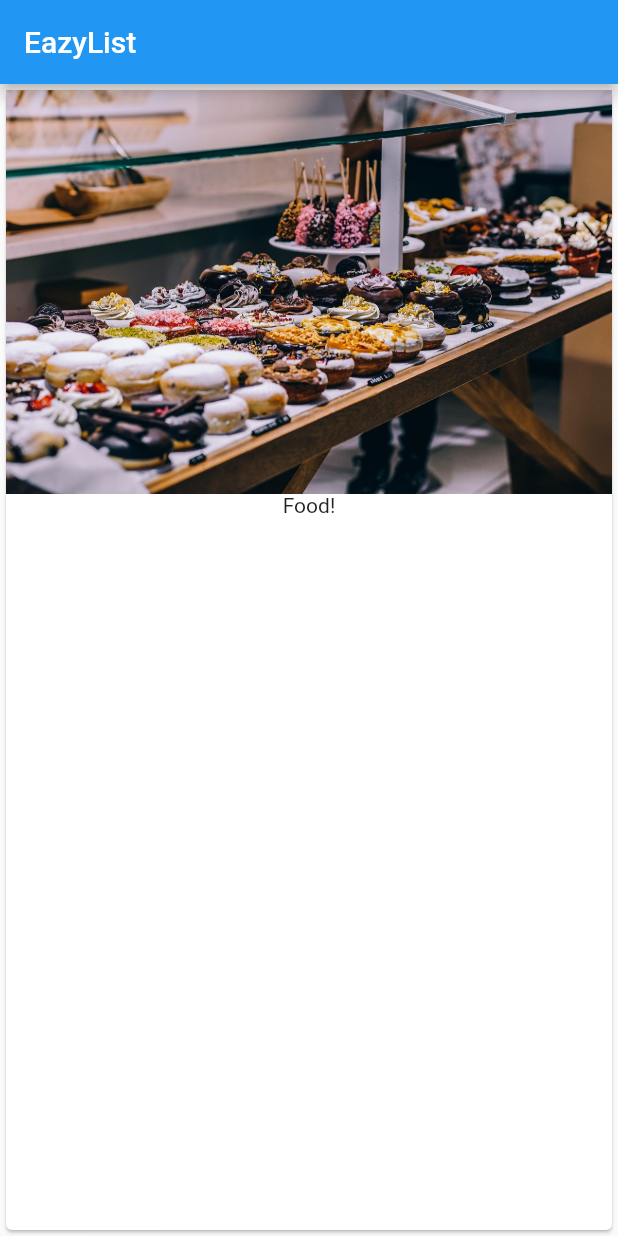
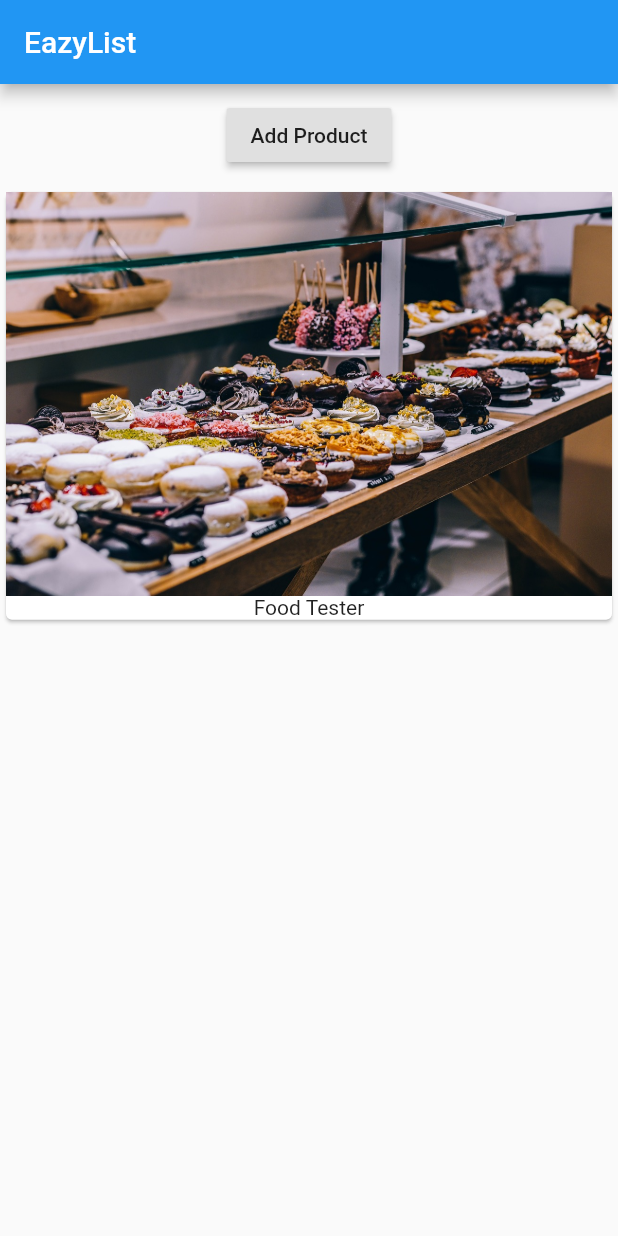
Before and after one commit to kHigasa/flutter_flight, a Flutter app: the screen it shows after launch, on a phone screen of 412 x 824 dp. Run offline on Flutter 3.47's test engine with Material 2 defaults, Android fonts, the phone set to English and light mode, and no system bars.

Commit message:
Fri Mar 29 19:41:35 JST 2019

```diff
--- a/lib/main.dart
+++ b/lib/main.dart
@@ -1,4 +1,6 @@
 import 'package:flutter/material.dart';
+
+import './product_manager.dart';
 
 void main() => runApp(MyApp());
 
@@ -10,11 +12,7 @@ class MyApp extends StatelessWidget {
         appBar: AppBar(
           title: Text('EazyList'),
         ),
-        body: Card(
-          child: Column(
-            children: <Widget>[Image.asset('assets/food.jpg'), Text('Food!')],
-          ),
-        ),
+        body: ProductManager('Food Tester'),
       ),
     );
   }
--- a/lib/product_control.dart
+++ b/lib/product_control.dart
@@ -0,0 +1,18 @@
+import 'package:flutter/material.dart';
+
+class ProductControl extends StatelessWidget {
+  final Function addProduct;
+
+  ProductControl(this.addProduct);
+
+  @override
+  Widget build(BuildContext context) {
+    // TODO: implement build
+    return RaisedButton(
+      onPressed: () {
+        addProduct('Sweets');
+      },
+      child: Text('Add Product'),
+    );
+  }
+}
--- a/lib/product_manager.dart
+++ b/lib/product_manager.dart
@@ -0,0 +1,51 @@
+import 'package:flutter/material.dart';
+
+import './products.dart';
+import './product_control.dart';
+
+class ProductManager extends StatefulWidget {
+  final String startingProduct;
+
+  ProductManager(this.startingProduct);
+
+  @override
+  State<StatefulWidget> createState() {
+    // TODO: implement createState
+    return _ProductManagerState();
+  }
+}
+
+class _ProductManagerState extends State<ProductManager> {
+  List<String> _products = [];
+
+  @override
+  void initState() {
+    super.initState();
+    _products.add(widget.startingProduct);
+  }
+
+  @override
+  void didUpdateWidget(ProductManager oldWidget) {
+    // TODO: implement didUpdateWidget
+    super.didUpdateWidget(oldWidget);
+  }
+
+  void _addProduct(String product) {
+    setState(() {
+      _products.add(product);
+    });
+  }
+
+  @override
+  Widget build(BuildContext context) {
+    return Column(
+      children: [
+        Container(
+          margin: EdgeInsets.all(10.0),
+          child: ProductControl(_addProduct),
+        ),
+        Products(_products)
+      ],
+    );
+  }
+}
--- a/lib/products.dart
+++ b/lib/products.dart
@@ -0,0 +1,23 @@
+import 'package:flutter/material.dart';
+
+class Products extends StatelessWidget {
+  final List<String> products;
+
+  Products(this.products);
+
+  @override
+  Widget build(BuildContext context) {
+    return Column(
+      children: products
+          .map((element) => Card(
+            child: Column(
+              children: <Widget>[
+                Image.asset('assets/food.jpg'),
+                Text(element)
+              ],
+            ),
+          ))
+          .toList(),
+    );
+  }
+}
```
Also changed, not shown: 1 other file.
